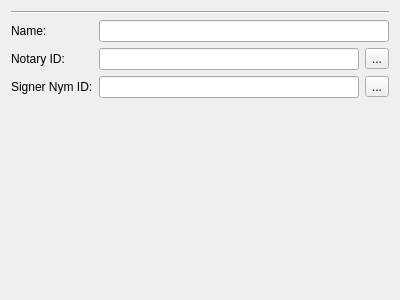
Before: the Qt Designer form src/gui/widgets/serverdetails.ui in Open-Transactions/Moneychanger, drawn with Qt 5.
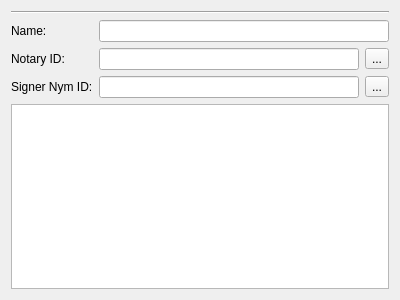
After: the same form once the commit is applied. Icons and pictures are not drawn. Custom widgets are drawn as their Qt base class.

The edit to the form file:
```diff
--- a/src/gui/widgets/serverdetails.ui
+++ b/src/gui/widgets/serverdetails.ui
@@ -105,17 +105,11 @@
     </layout>
    </item>
    <item>
-    <spacer name="verticalSpacer">
-     <property name="orientation">
-      <enum>Qt::Vertical</enum>
+    <widget class="QPlainTextEdit" name="plainTextEditDetails">
+     <property name="readOnly">
+      <bool>true</bool>
      </property>
-     <property name="sizeHint" stdset="0">
-      <size>
-       <width>20</width>
-       <height>209</height>
-      </size>
-     </property>
-    </spacer>
+    </widget>
    </item>
   </layout>
  </widget>
```
